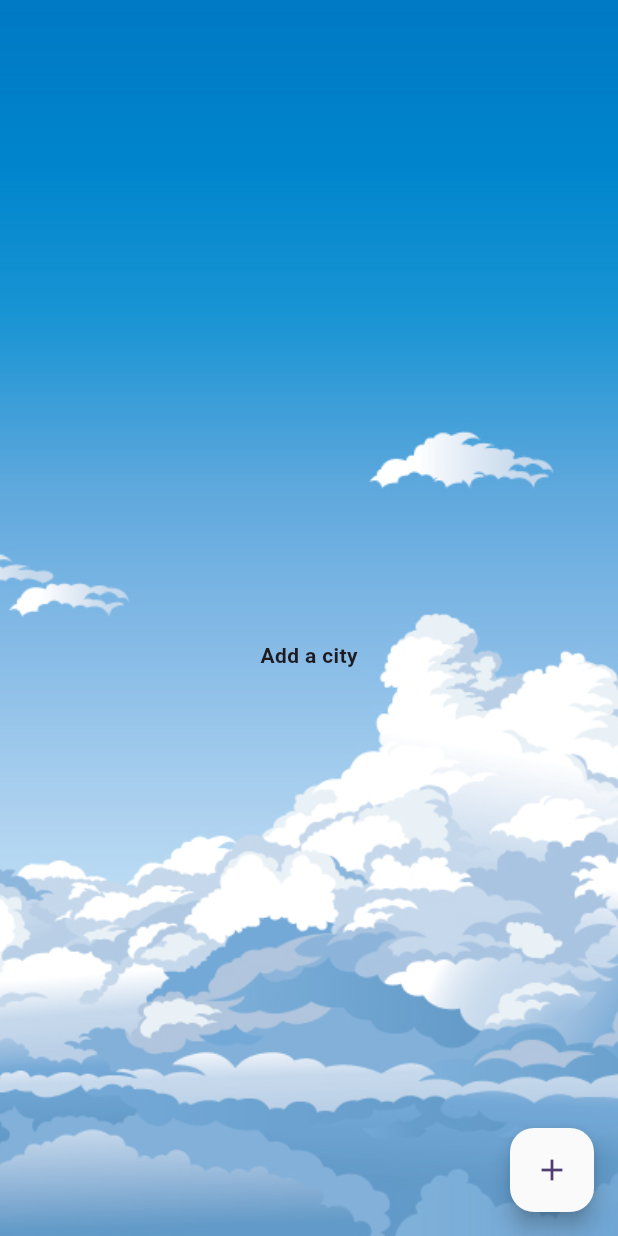
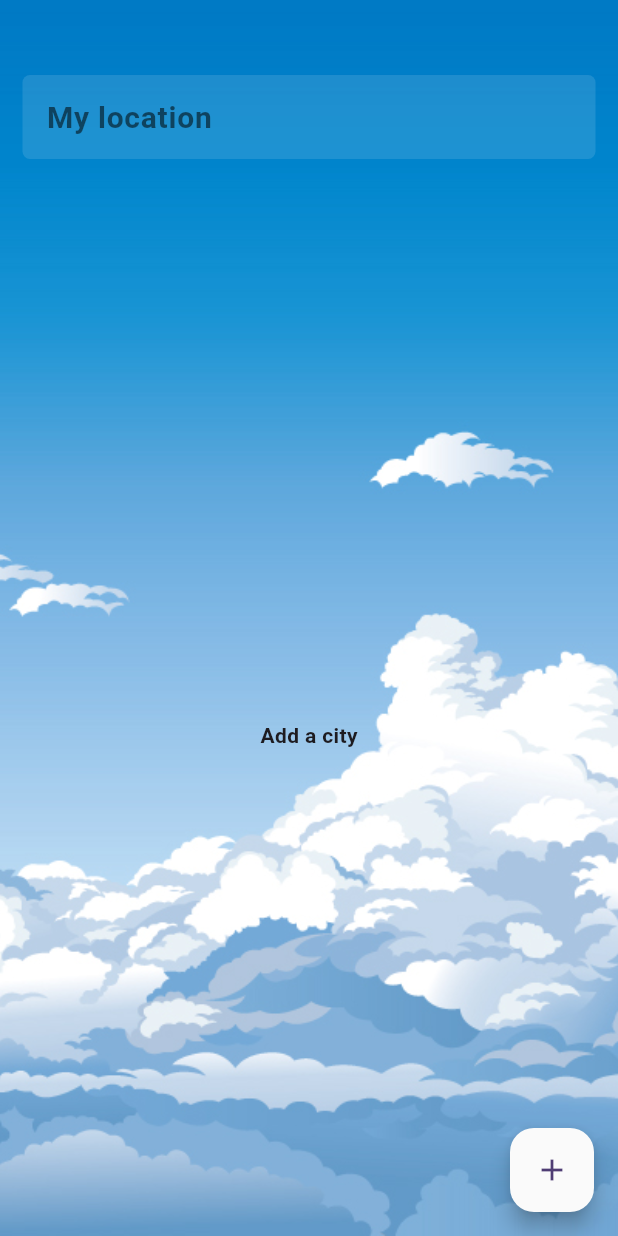
Before and after one commit to On-Arap/neosilver_meteo, a Flutter app: the screen it shows after launch, on a phone screen of 412 x 824 dp. Run offline on Flutter 3.47's test engine with Material 3 defaults, Android fonts, the phone set to English and light mode, and no system bars; our stand-ins replace bloc, flutter_bloc.

Commit message:
add block for My Location as it's not finish yet

```diff
--- a/lib/UI/components/city_tile.dart
+++ b/lib/UI/components/city_tile.dart
@@ -24,11 +24,14 @@ class CityTile extends StatelessWidget {
             ),
           ),
           child: ListTile(
+            textColor: city.name.contains('My location') ? Colors.black54 : Colors.black,
             title: Text(
               city.name,
               style: const TextStyle(fontSize: 20, fontWeight: FontWeight.bold),
             ),
-            trailing: InkWell(
+            trailing: city.name.contains('My location')
+                ? const SizedBox(width: 20)
+                : InkWell(
                     child: Icon(
                       Icons.delete_forever_outlined,
                       color: Colors.grey.shade900,
@@ -40,12 +43,14 @@ class CityTile extends StatelessWidget {
           ),
         ),
         onTap: () {
+          if (!city.name.contains('My location')) {
             context.read<WeatherBloc>().add(AddCityEvent(city: city));
             Navigator.of(context).push(
               MaterialPageRoute(
                 builder: (context) => CityWeatherPage(city: city),
               ),
             );
+          }
         },
       ),
     );
--- a/lib/UI/pages/home_page.dart
+++ b/lib/UI/pages/home_page.dart
@@ -20,6 +20,8 @@ class HomePage extends StatelessWidget {
       backgroundColor: Colors.transparent,
       body: Column(
         children: [
+          const SizedBox(height: 50),
+          CityTile(city: City(name: 'My location')),
           const SizedBox(height: 50),
           BlocBuilder<ListCitiesCubit, ListCitiesState>(
             builder: (context, state) {
--- a/lib/models/city.dart
+++ b/lib/models/city.dart
@@ -1,8 +1,8 @@
 class City {
   final String name;
   String country;
-  final double lat;
-  final double long;
+  double lat;
+  double long;
 
-  City({required this.name, this.country = '', required this.lat, required this.long});
+  City({required this.name, this.country = '', this.lat = 0, this.long = 0});
 }
```
Lines whose indentation alone changed are shown as unchanged.
